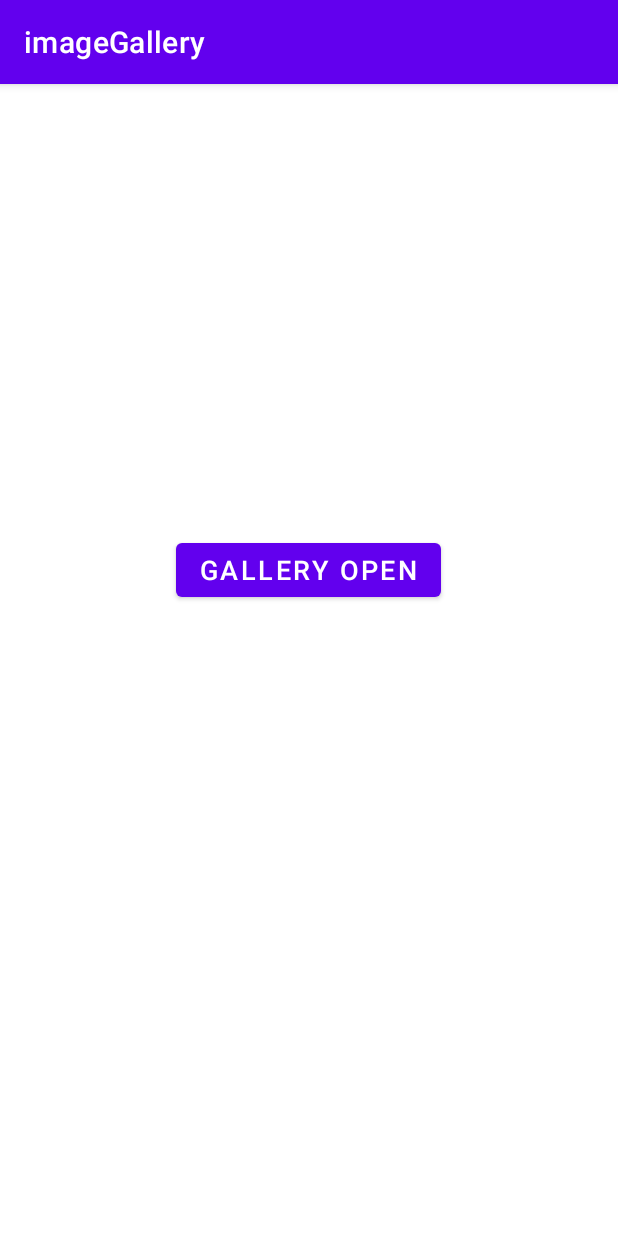
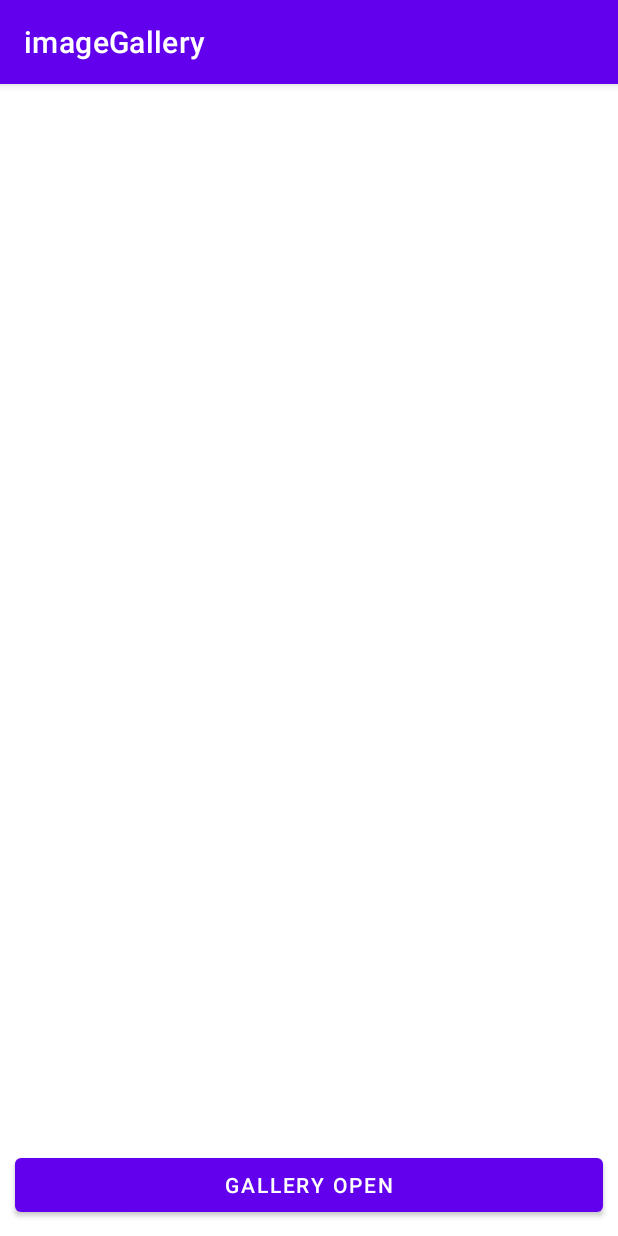
Before and after one commit to JongDo737/Kaist_Subject1, an Android app: the screen it shows after launch (MainActivity), on a phone screen of 412 x 824 dp. Run offline under Robolectric (Android 15) with nearby library versions, the phone set to English and light mode, and no system bars.

Commit message:
갤러리 img Bitmap 뿌려주기 전까지 완료

```diff
--- a/imageGallery/app/src/main/AndroidManifest.xml
+++ b/imageGallery/app/src/main/AndroidManifest.xml
@@ -2,7 +2,8 @@
 <manifest xmlns:android="http://schemas.android.com/apk/res/android"
     xmlns:tools="http://schemas.android.com/tools"
     package="com.example.imagegallery">
-
+    <uses-permission android:name="android.permission.READ_EXTERNAL_STORAGE"/>
+    <uses-permission android:name="android.permission.WRITE_EXTERNAL_STORAGE"/>
     <application
         android:allowBackup="true"
         android:dataExtractionRules="@xml/data_extraction_rules"
@@ -13,6 +14,7 @@
         android:supportsRtl="true"
         android:theme="@style/Theme.ImageGallery"
         tools:targetApi="31">
+
         <activity
             android:name=".MainActivity"
             android:exported="true">
--- /dev/null
+++ b/imageGallery/app/src/main/java/com/example/imagegallery/GalleryDto.java
@@ -0,0 +1,22 @@
+package com.example.imagegallery;
+
+import android.graphics.Bitmap;
+
+public class GalleryDto {
+    private Bitmap img;
+    String imgTitle;
+
+    public Bitmap getImg(){
+        return img;
+    }
+    public String getImgTitle(){
+        return imgTitle;
+    }
+    public void setImg(Bitmap  img){
+        this.img = img;
+    }
+    public void setImgTitle(String imgTitle){
+        this.imgTitle = imgTitle;
+    }
+
+}
--- a/imageGallery/app/src/main/java/com/example/imagegallery/MainActivity.java
+++ b/imageGallery/app/src/main/java/com/example/imagegallery/MainActivity.java
@@ -1,29 +1,40 @@
 package com.example.imagegallery;
 
+import android.content.Context;
 import android.content.Intent;
 import android.graphics.Bitmap;
 import android.graphics.BitmapFactory;
 import android.os.Bundle;
 import android.view.View;
+import android.view.ViewGroup;
+import android.widget.BaseAdapter;
 import android.widget.Button;
+import android.widget.EditText;
+import android.widget.ImageButton;
 import android.widget.ImageView;
+import android.widget.ListView;
+import android.widget.TextView;
 
 import androidx.appcompat.app.AppCompatActivity;
 
 import java.io.InputStream;
+import java.util.ArrayList;
 
 public class MainActivity extends AppCompatActivity {
 
-    ImageView imageView;
-    Button button;
+    Button button;              // gallery Open Btn
+    GalleryDto galleryDto = new GalleryDto();
+    ArrayList<GalleryDto> galleryList = new ArrayList<>();
+    CustomAdapter myAdapter = new CustomAdapter(this);
 
     @Override
     protected void onCreate(Bundle savedInstanceState) {
         super.onCreate(savedInstanceState);
         setContentView(R.layout.activity_main);
 
-        imageView = (ImageView)findViewById(R.id.image);
+        ListView list = (ListView) findViewById(R.id.listView);
 
+        list.setAdapter(myAdapter);
         button = (Button)findViewById(R.id.button);
         button.setOnClickListener(new View.OnClickListener() {
             @Override
@@ -31,17 +42,21 @@ public class MainActivity extends AppCompatActivity {
                 Intent intent = new Intent();
                 intent.setType("image/*");
                 intent.setAction(Intent.ACTION_GET_CONTENT);
-                intent.putExtra(Intent.EXTRA_ALLOW_MULTIPLE, true);         // 이미지 여러개 선택
                 startActivityForResult(intent, 1);
+                System.out.println("여기요 여기 !");
             }
         });
+
+
+
     }
 
     @Override
     protected void onActivityResult(int requestCode, int resultCode, Intent data) {
         // Check which request we're responding to
         super.onActivityResult(requestCode, resultCode, data);
-        super.onActivityResult(requestCode, resultCode, data);
+        System.out.println("여기요 여기 222222");
+
         if (requestCode == 1) {
             // Make sure the request was successful
             if (resultCode == RESULT_OK) {
@@ -51,11 +66,62 @@ public class MainActivity extends AppCompatActivity {
                     Bitmap img = BitmapFactory.decodeStream(in);
                     in.close();
                     // 이미지 표시
-                    imageView.setImageBitmap(img);
+                    System.out.println("AAAAAAAAAAAAAAAAAAAAAAAA");
+                    System.out.println(img);
+                    galleryDto.setImg(img);
+                    galleryDto.setImgTitle("안녕하세요");
+                    galleryList.add(galleryDto);
+                    System.out.println("여기요 여기 333333");
+                    for(int i=0; i<galleryList.size();i++){
+                        System.out.println(galleryList.get(i).getImg());
+                    }
+                    myAdapter.notifyDataSetChanged();
                 } catch (Exception e) {
                     e.printStackTrace();
                 }
             }
         }
     }
+    private class CustomAdapter extends BaseAdapter {
+        Context context;
+        GalleryDto galleryDto = new GalleryDto();
+        ArrayList<GalleryDto> galleryList = new ArrayList<>();
+
+        public CustomAdapter(Context context) {
+            this.context = context;
+        }
+
+        @Override
+        public int getCount() {
+            return galleryList.size();
+        }
+
+        @Override
+        public Object getItem(int i) {
+            return galleryList.get(i);
+        }
+
+        @Override
+        public long getItemId(int i) {
+            return 0;
+        }
+
+        @Override
+        public View getView(int position, View convertView, ViewGroup parent) {
+
+            View itemView = View.inflate(context, R.layout.gallery, null);
+
+            ImageView image = (ImageView)itemView.findViewById(R.id.image) ;
+            EditText imgTitle = (EditText)itemView.findViewById(R.id.imgTitle);
+            Bitmap bm = galleryList.get(position).getImg();
+
+            Bitmap resize = Bitmap.createScaledBitmap(bm, 30, 40,true);
+
+            image.setImageBitmap( resize ) ;
+            //image.setImageBitmap(galleryList.get(position).getImg());
+            imgTitle.setText(galleryList.get(position).imgTitle);
+
+            return itemView;
+        }
+    }
 }
--- a/imageGallery/app/src/main/res/layout/activity_main.xml
+++ b/imageGallery/app/src/main/res/layout/activity_main.xml
@@ -1,23 +1,31 @@
 <?xml version="1.0" encoding="utf-8"?>
-<RelativeLayout
-    xmlns:android="http://schemas.android.com/apk/res/android"
+<LinearLayout xmlns:android="http://schemas.android.com/apk/res/android"
+    xmlns:app="http://schemas.android.com/apk/res-auto"
+    xmlns:tools="http://schemas.android.com/tools"
     android:layout_width="match_parent"
     android:layout_height="match_parent"
-    android:background="#ffffff">
+    android:orientation="vertical"
+    tools:context=".MainActivity">
 
-    <ImageView
-        android:id="@+id/image"
-        android:layout_width="300dp"
-        android:layout_height="300dp"
-        android:layout_centerHorizontal="true" />
+    <ListView
+        android:id="@+id/listView"
+        android:layout_width="match_parent"
+        android:layout_height="match_parent"
+        android:layout_weight="1" />
 
-    <Button
-        android:text="Gallery Open"
-        android:textSize="18dp"
-        android:id="@+id/button"
-        android:layout_width="wrap_content"
+    //하단 고정
+    <LinearLayout
+        android:layout_width="match_parent"
         android:layout_height="wrap_content"
-        android:layout_centerHorizontal="true"
-        android:layout_below="@+id/image"/>
+        android:orientation="horizontal">
 
-</RelativeLayout>
+        <Button
+            android:id="@+id/button"
+            android:layout_width="0dp"
+            android:layout_height="wrap_content"
+            android:layout_margin="10dp"
+            android:layout_weight="1"
+            android:text="Gallery Open" />
+
+    </LinearLayout>
+</LinearLayout>
```
Also changed, not shown: imageGallery/app/src/main/res/layout/gallery.xml (added, +26 -0 lines).
